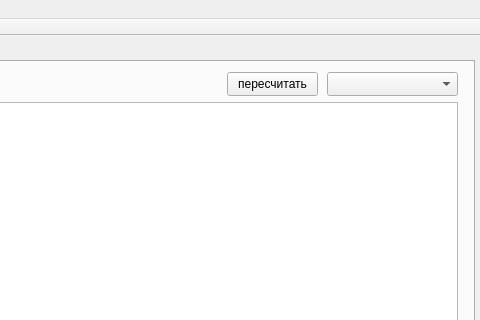
Before: the Qt Designer form mainwindow.ui in alexeypertcev/ksu-ivt-nagruzka, drawn with Qt 5; both pictures show x 790 to 1270 and y 0 to 320 of the 1270 by 700 pixel window.
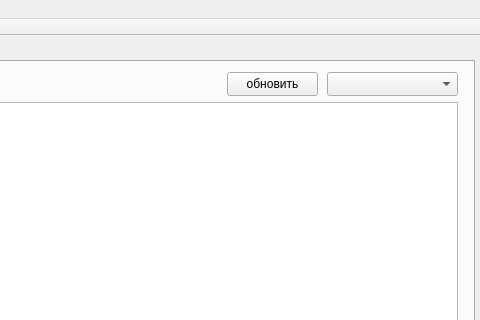
After: the same form once the commit is applied. The open tabs and pages were chosen to show the change. Custom widgets are drawn as their Qt base class.

Commit message: обновлен пересчет предметы в семместре

The edit to the form file:
```diff
--- a/mainwindow.ui
+++ b/mainwindow.ui
@@ -342,7 +342,7 @@
        </rect>
       </property>
       <property name="text">
-       <string>пересчитать</string>
+       <string>обновить</string>
       </property>
      </widget>
     </widget>
```
Left out of the diff: 4 changed lines with no effect on the pictures. The commit also changes 2 other files.
